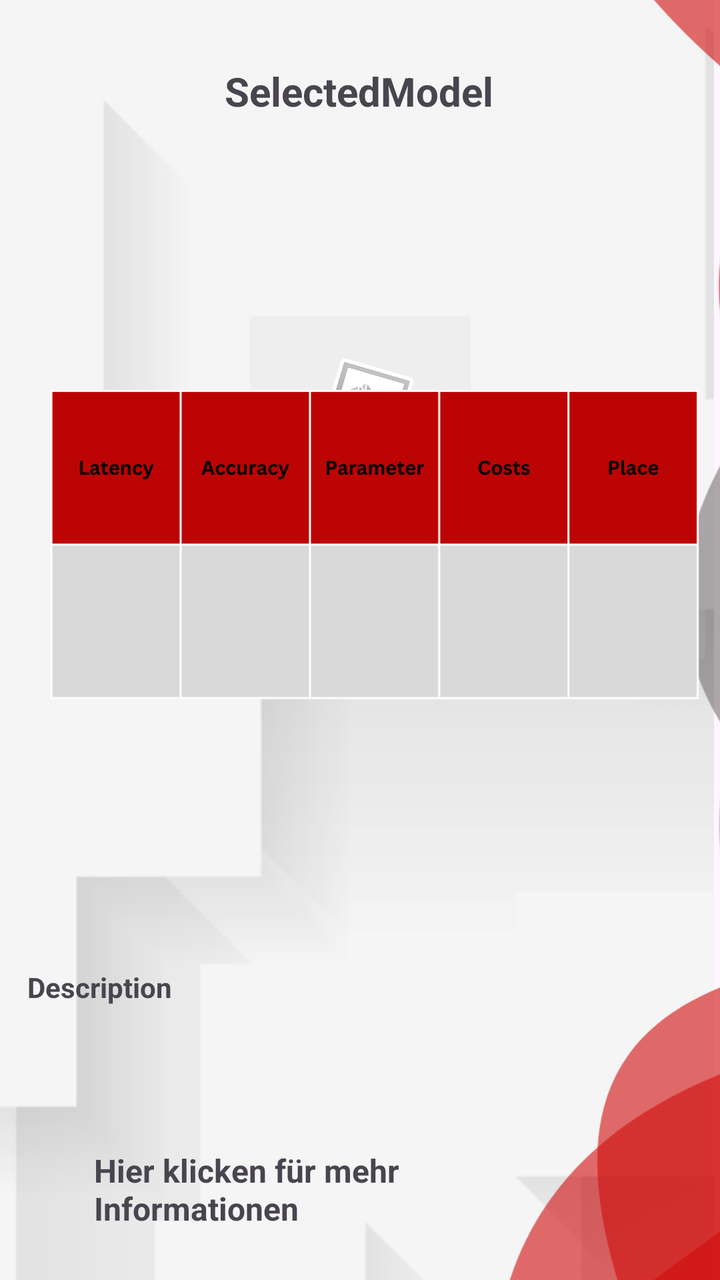
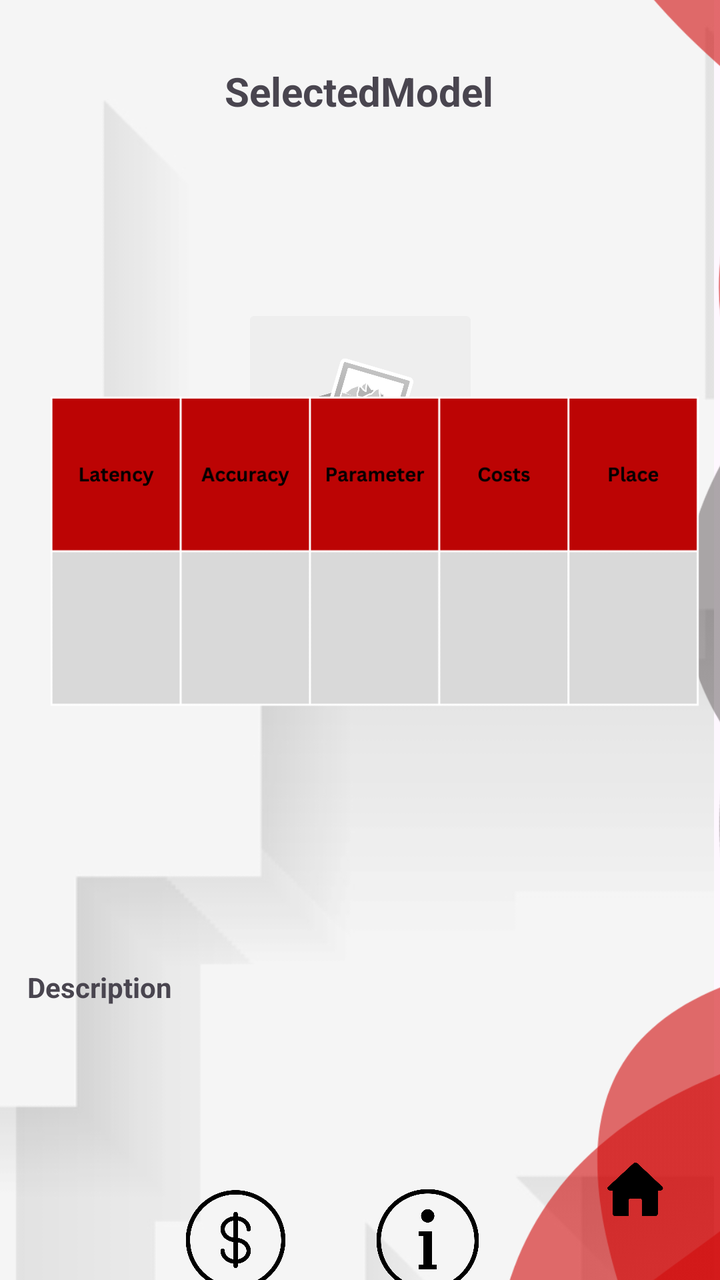

Compare the two renders of this Android layout. The source of the first and the diff that turns it into the second are given below.
<!-- AndroidManifest.xml: application theme Theme.TrafficSceneAnalyser -->
<!-- res/layout/activity_model_info.xml -->
<?xml version="1.0" encoding="utf-8"?>
<androidx.constraintlayout.widget.ConstraintLayout xmlns:android="http://schemas.android.com/apk/res/android"
    xmlns:app="http://schemas.android.com/apk/res-auto"
    xmlns:tools="http://schemas.android.com/tools"
    android:id="@+id/main"
    android:layout_width="match_parent"
    android:layout_height="match_parent"
    tools:context=".analysisInfoPage">

    

    <ImageView
        android:id="@+id/backg"
        android:layout_width="904dp"
        android:layout_height="897dp"
        app:layout_constraintBottom_toBottomOf="parent"
        app:layout_constraintEnd_toEndOf="parent"
        app:layout_constraintHorizontal_bias="1.0"
        app:layout_constraintStart_toStartOf="parent"
        app:layout_constraintTop_toTopOf="parent"
        app:layout_constraintVertical_bias="0.12"
        app:srcCompat="@drawable/background" />

    

    

    <ImageView
        android:id="@+id/imageView5"
        android:layout_width="484dp"
        android:layout_height="773dp"
        app:layout_constraintBottom_toBottomOf="parent"
        app:layout_constraintEnd_toEndOf="parent"
        app:layout_constraintHorizontal_bias="0.505"
        app:layout_constraintStart_toStartOf="parent"
        app:layout_constraintTop_toTopOf="parent"
        app:layout_constraintVertical_bias="0.941"
        app:srcCompat="@drawable/perfectlayout2" />

    <TextView
        android:id="@+id/modelInfoDescTextView"
        android:layout_width="333dp"
        android:layout_height="116dp"
        android:layout_marginTop="484dp"
        android:text="Description"
        android:textStyle="bold"
        app:layout_constraintEnd_toEndOf="parent"
        app:layout_constraintStart_toStartOf="parent"
        app:layout_constraintTop_toTopOf="parent" />

    <TextView
        android:id="@+id/modelInfoHeadlineTextview"
        android:layout_width="230dp"
        android:layout_height="70dp"
        android:text="SelectedModel"
        android:textAlignment="center"
        android:textSize="20sp"
        android:textStyle="bold"
        app:layout_constraintBottom_toTopOf="@+id/modelInfoDescTextView"
        app:layout_constraintEnd_toEndOf="parent"
        app:layout_constraintHorizontal_bias="0.496"
        app:layout_constraintStart_toStartOf="parent"
        app:layout_constraintTop_toTopOf="parent"
        app:layout_constraintVertical_bias="0.077" />

    <TextView
        android:id="@+id/modelInfoDevsTextView"
        android:layout_width="250dp"
        android:layout_height="53dp"
        android:layout_marginBottom="16dp"
        android:autoLink="web"
        android:text="@string/modelInfoDevs"
        android:textSize="16sp"
        android:textStyle="bold"
        app:layout_constraintBottom_toBottomOf="parent"
        app:layout_constraintEnd_toEndOf="parent"
        app:layout_constraintHorizontal_bias="0.426"
        app:layout_constraintStart_toStartOf="parent"
        app:layout_constraintTop_toBottomOf="@+id/modelInfoDescTextView"
        app:layout_constraintVertical_bias="0.891" />

    <TextView
        android:id="@+id/modelInfoCostsTextView"
        android:layout_width="233dp"
        android:layout_height="42dp"
        android:layout_marginBottom="16dp"
        android:text="@string/modelInfoCosts"
        android:textSize="16sp"
        android:textStyle="bold"
        app:layout_constraintBottom_toTopOf="@+id/modelInfoDevsTextView"
        app:layout_constraintEnd_toEndOf="parent"
        app:layout_constraintHorizontal_bias="0.381"
        app:layout_constraintStart_toStartOf="parent"
        app:layout_constraintTop_toBottomOf="@+id/modelInfoDescTextView"
        app:layout_constraintVertical_bias="0.862" />

    <ImageView
        android:id="@+id/modelInfoLogoImageView"
        android:layout_width="271dp"
        android:layout_height="136dp"
        android:layout_marginTop="56dp"
        app:layout_constraintBottom_toTopOf="@+id/modelInfoDescTextView"
        app:layout_constraintEnd_toEndOf="parent"
        app:layout_constraintStart_toStartOf="parent"
        app:layout_constraintTop_toBottomOf="@+id/modelInfoHeadlineTextview"
        app:layout_constraintVertical_bias="0.0"
        app:srcCompat="@drawable/image_not_found" />

    <ImageView
        android:id="@+id/modelInfoBenchmarkImageView"
        android:layout_width="355dp"
        android:layout_height="772dp"
        android:layout_marginTop="50dp"
        app:layout_constraintBottom_toBottomOf="@+id/imageView5"
        app:layout_constraintEnd_toEndOf="parent"
        app:layout_constraintHorizontal_bias="0.21"
        app:layout_constraintStart_toStartOf="parent"
        app:layout_constraintTop_toTopOf="@+id/modelInfoLogoImageView"
        app:layout_constraintVertical_bias="0.855"
        app:srcCompat="@drawable/tabelle" />

    


</androidx.constraintlayout.widget.ConstraintLayout>
<!-- resources referenced by this layout -->
<resources>
  <!-- drawable background: png bitmap (drawable-hdpi, 37305 bytes) -->
  <!-- drawable image_not_found: png bitmap (drawable, 38816 bytes) -->
  <!-- drawable perfectlayout2: png bitmap (drawable-hdpi, 51025 bytes) -->
  <!-- drawable tabelle: png bitmap (drawable, 19282 bytes) -->
  <string name="modelInfoCosts"> Hier klicken für aktuelle Preise </string>
  <string name="modelInfoDevs"> Hier klicken für mehr Informationen </string>
  <style name="Theme.TrafficSceneAnalyser" parent="Base.Theme.TrafficSceneAnalyser" />
  <style name="Base.Theme.TrafficSceneAnalyser" parent="Theme.Material3.DayNight.NoActionBar">
          
          
      </style>
</resources>

<!-- the commit's change to res/layout/activity_model_info.xml (unified diff, before → after) -->
@@ -15,8 +15,6 @@
         android:layout_height="897dp"
         app:layout_constraintBottom_toBottomOf="parent"
         app:layout_constraintEnd_toEndOf="parent"
-        app:layout_constraintHorizontal_bias="1.0"
-        app:layout_constraintStart_toStartOf="parent"
         app:layout_constraintTop_toTopOf="parent"
         app:layout_constraintVertical_bias="0.12"
         app:srcCompat="@drawable/background" />
@@ -63,37 +61,6 @@
         app:layout_constraintTop_toTopOf="parent"
         app:layout_constraintVertical_bias="0.077" />
 
-    <TextView
-        android:id="@+id/modelInfoDevsTextView"
-        android:layout_width="250dp"
-        android:layout_height="53dp"
-        android:layout_marginBottom="16dp"
-        android:autoLink="web"
-        android:text="@string/modelInfoDevs"
-        android:textSize="16sp"
-        android:textStyle="bold"
-        app:layout_constraintBottom_toBottomOf="parent"
-        app:layout_constraintEnd_toEndOf="parent"
-        app:layout_constraintHorizontal_bias="0.426"
-        app:layout_constraintStart_toStartOf="parent"
-        app:layout_constraintTop_toBottomOf="@+id/modelInfoDescTextView"
-        app:layout_constraintVertical_bias="0.891" />
-
-    <TextView
-        android:id="@+id/modelInfoCostsTextView"
-        android:layout_width="233dp"
-        android:layout_height="42dp"
-        android:layout_marginBottom="16dp"
-        android:text="@string/modelInfoCosts"
-        android:textSize="16sp"
-        android:textStyle="bold"
-        app:layout_constraintBottom_toTopOf="@+id/modelInfoDevsTextView"
-        app:layout_constraintEnd_toEndOf="parent"
-        app:layout_constraintHorizontal_bias="0.381"
-        app:layout_constraintStart_toStartOf="parent"
-        app:layout_constraintTop_toBottomOf="@+id/modelInfoDescTextView"
-        app:layout_constraintVertical_bias="0.862" />
-
     <ImageView
         android:id="@+id/modelInfoLogoImageView"
         android:layout_width="271dp"
@@ -116,8 +83,49 @@
         app:layout_constraintHorizontal_bias="0.21"
         app:layout_constraintStart_toStartOf="parent"
         app:layout_constraintTop_toTopOf="@+id/modelInfoLogoImageView"
-        app:layout_constraintVertical_bias="0.855"
+        app:layout_constraintVertical_bias="0.845"
         app:srcCompat="@drawable/tabelle" />
+
+    <ImageButton
+        android:id="@+id/hbutton"
+        android:layout_width="54dp"
+        android:layout_height="68dp"
+        android:backgroundTint="#00FFFFFF"
+        android:onClick="goToHome"
+        android:scaleType="fitCenter"
+        android:src="@drawable/home1"
+        app:layout_constraintBottom_toBottomOf="parent"
+        app:layout_constraintEnd_toEndOf="parent"
+        app:layout_constraintHorizontal_bias="0.95"
+        app:layout_constraintStart_toStartOf="parent"
+        app:layout_constraintTop_toTopOf="parent"
+        app:layout_constraintVertical_bias="0.98" />
+
+    <ImageButton
+        android:id="@+id/modelInfoCostsTextView"
+        android:layout_width="91dp"
+        android:layout_height="80dp"
+        android:backgroundTint="#00FFFFFF"
+        android:scaleType="fitCenter"
+        app:layout_constraintBottom_toBottomOf="parent"
+        app:layout_constraintEnd_toStartOf="@+id/modelInfoDevsTextView"
+        app:layout_constraintHorizontal_bias="1.0"
+        app:layout_constraintStart_toStartOf="parent"
+        app:layout_constraintTop_toBottomOf="@+id/modelInfoDescTextView"
+        app:srcCompat="@drawable/dollar" />
+
+    <ImageButton
+        android:id="@+id/modelInfoDevsTextView"
+        android:layout_width="101dp"
+        android:layout_height="91dp"
+        android:backgroundTint="#00FFFFFF"
+        android:scaleType="fitCenter"
+        app:layout_constraintBottom_toBottomOf="parent"
+        app:layout_constraintEnd_toEndOf="parent"
+        app:layout_constraintHorizontal_bias="0.63"
+        app:layout_constraintStart_toStartOf="parent"
+        app:layout_constraintTop_toBottomOf="@+id/modelInfoDescTextView"
+        app:srcCompat="@drawable/infoo" />
 
     
 
<!-- resource entries referenced after the edit -->
@@ -1,11 +1,12 @@
 <!-- resources referenced by this layout -->
 <resources>
   <!-- drawable background: png bitmap (drawable-hdpi, 37305 bytes) -->
+  <!-- drawable dollar: png bitmap (drawable, 42179 bytes) -->
+  <!-- drawable home1: png bitmap (drawable, 7782 bytes) -->
   <!-- drawable image_not_found: png bitmap (drawable, 38816 bytes) -->
+  <!-- drawable infoo: png bitmap (drawable, 31197 bytes) -->
   <!-- drawable perfectlayout2: png bitmap (drawable-hdpi, 51025 bytes) -->
   <!-- drawable tabelle: png bitmap (drawable, 19282 bytes) -->
-  <string name="modelInfoCosts"> Hier klicken für aktuelle Preise </string>
-  <string name="modelInfoDevs"> Hier klicken für mehr Informationen </string>
   <style name="Theme.TrafficSceneAnalyser" parent="Base.Theme.TrafficSceneAnalyser" />
   <style name="Base.Theme.TrafficSceneAnalyser" parent="Theme.Material3.DayNight.NoActionBar">
           
